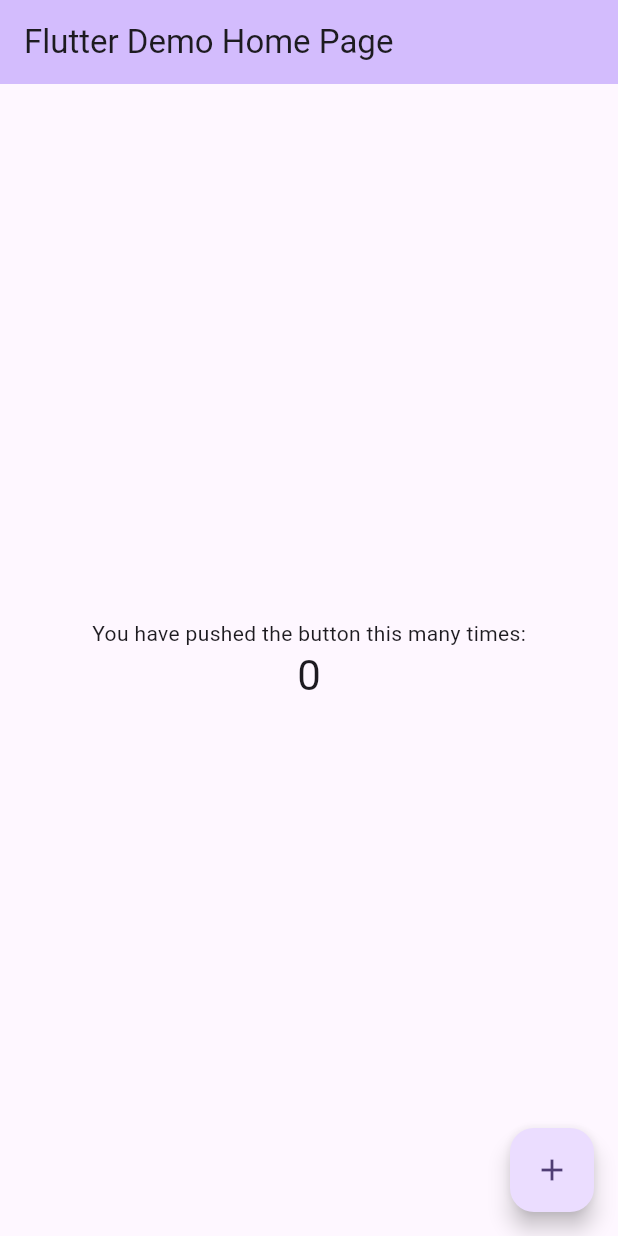
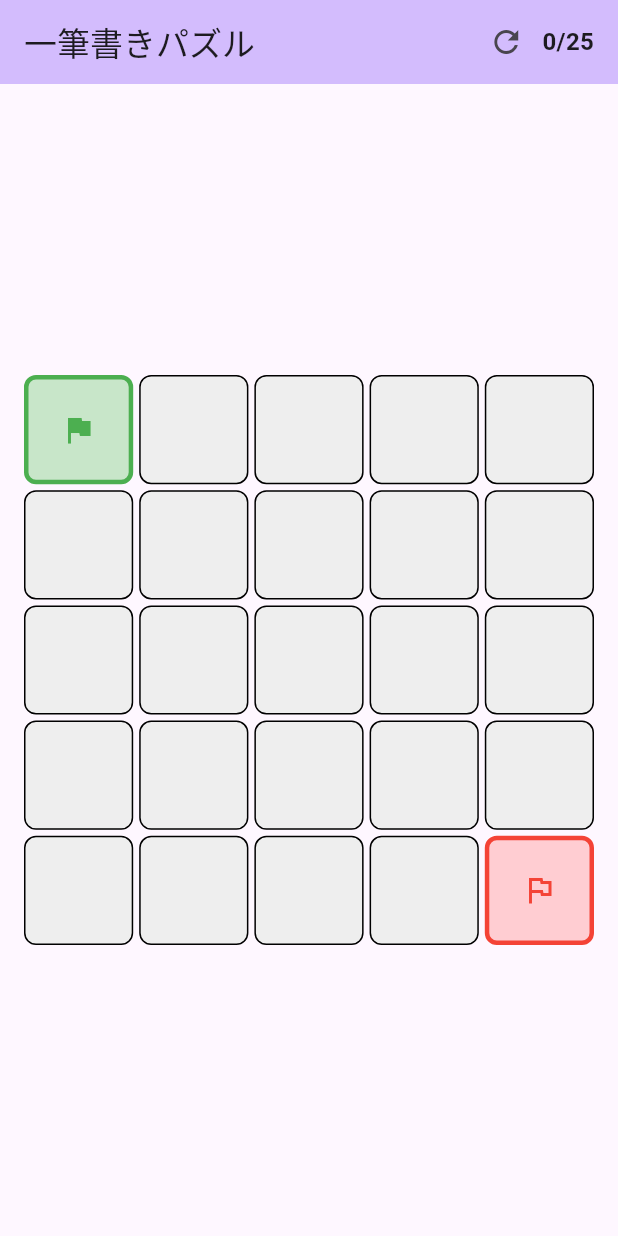
Before and after one commit to joelgoldschmidt0214/flutter_test_countup, a Flutter app: the screen it shows after launch, on a phone screen of 412 x 824 dp. Run offline on Flutter 3.47's test engine with Material 3 defaults, Android fonts, the light colour scheme and no system bars; our stand-ins replace flutter_riverpod.

Commit message:
一筆書きパズルの状態管理を実装し、ゲーム盤面を表示する機能を追加

```diff
--- a/lib/main.dart
+++ b/lib/main.dart
@@ -1,44 +1,23 @@
 import 'package:flutter/material.dart';
 import 'package:flutter_riverpod/flutter_riverpod.dart';
-
-// Define a provider for managing the counter state
-final counterProvider = StateProvider<int>((ref) {
-  return 0;
-});
+import 'puzzle_provider.dart';
 
 void main() {
-  // Wrap the app with ProviderScope to enable Riverpod
   runApp(const ProviderScope(child: MyApp()));
 }
 
 class MyApp extends StatelessWidget {
   const MyApp({super.key});
 
-  // This widget is the root of your application.
   @override
   Widget build(BuildContext context) {
     return MaterialApp(
-      title: 'Flutter Demo with Riverpod',
+      title: '一筆書きパズル',
       theme: ThemeData(
-        // This is the theme of your application.
-        //
-        // TRY THIS: Try running your application with "flutter run". You'll see
-        // the application has a purple toolbar. Then, without quitting the app,
-        // try changing the seedColor in the colorScheme below to Colors.green
-        // and then invoke "hot reload" (save your changes or press the "hot
-        // reload" button in a Flutter-supported IDE, or press "r" if you used
-        // the command line to start the app).
-        //
-        // Notice that the counter didn't reset back to zero; the application
-        // state is not lost during the reload. To reset the state, use hot
-        // restart instead.
-        //
-        // This works for code too, not just values: Most code changes can be
-        // tested with just a hot reload.
         colorScheme: ColorScheme.fromSeed(seedColor: Colors.deepPurple),
         useMaterial3: true,
       ),
-      home: const MyHomePage(title: 'Flutter Demo Home Page'),
+      home: const MyHomePage(title: '一筆書きパズル'),
     );
   }
 }
@@ -50,31 +29,155 @@ class MyHomePage extends ConsumerWidget {
 
   @override
   Widget build(BuildContext context, WidgetRef ref) {
-    // Watch the counterProvider to get the current counter value
-    final counter = ref.watch(counterProvider);
+    final tracedCells = ref.watch(puzzleProvider);
+    final notifier = ref.read(puzzleProvider.notifier);
 
     return Scaffold(
       appBar: AppBar(
         backgroundColor: Theme.of(context).colorScheme.inversePrimary,
         title: Text(title),
+        actions: [
+          IconButton(
+            icon: const Icon(Icons.refresh),
+            tooltip: 'リセット',
+            onPressed: () {
+              notifier.reset();
+            },
+          ),
+          Padding(
+            padding: const EdgeInsets.only(right: 16.0),
+            child: Center(
+              child: Text(
+                '${tracedCells.length}/25',
+                style: const TextStyle(
+                  fontSize: 16,
+                  fontWeight: FontWeight.bold,
+                ),
+              ),
+            ),
+          ),
+        ],
       ),
-      body: Center(
-        child: Column(
-          mainAxisAlignment: MainAxisAlignment.center,
-          children: <Widget>[
-            const Text('You have pushed the button this many times:'),
-            Text('$counter', style: Theme.of(context).textTheme.headlineMedium),
-          ],
+      body: const PuzzleBoard(),
+    );
+  }
+}
+
+// フェーズ2: ゲーム盤面の表示
+class PuzzleBoard extends ConsumerWidget {
+  const PuzzleBoard({super.key});
+
+  @override
+  Widget build(BuildContext context, WidgetRef ref) {
+    final tracedCells = ref.watch(puzzleProvider);
+    final notifier = ref.read(puzzleProvider.notifier);
+
+    return GestureDetector(
+      onPanStart: (details) {
+        final RenderBox box = context.findRenderObject() as RenderBox;
+        final localPosition = box.globalToLocal(details.globalPosition);
+        _handleTouch(localPosition, notifier, context, ref);
+      },
+      onPanUpdate: (details) {
+        final RenderBox box = context.findRenderObject() as RenderBox;
+        final localPosition = box.globalToLocal(details.globalPosition);
+        _handleTouch(localPosition, notifier, context, ref);
+      },
+      onPanEnd: (details) {
+        // ドラッグが終わったらクリア判定
+        notifier.checkClear(context);
+      },
+      child: Center(
+        child: AspectRatio(
+          aspectRatio: 1,
+          child: Container(
+            padding: const EdgeInsets.all(16),
+            child: GridView.builder(
+              physics: const NeverScrollableScrollPhysics(),
+              gridDelegate: const SliverGridDelegateWithFixedCrossAxisCount(
+                crossAxisCount: 5,
+                crossAxisSpacing: 4,
+                mainAxisSpacing: 4,
+              ),
+              itemCount: 25,
+              itemBuilder: (context, index) {
+                final isTraced = tracedCells.contains(index);
+                final isStart = index == 0;
+                final isGoal = index == 24;
+
+                return Container(
+                  decoration: BoxDecoration(
+                    color: isTraced
+                        ? Colors.blue
+                        : (isStart
+                              ? Colors.green.shade100
+                              : (isGoal
+                                    ? Colors.red.shade100
+                                    : Colors.grey.shade200)),
+                    border: Border.all(
+                      color: isStart
+                          ? Colors.green
+                          : (isGoal ? Colors.red : Colors.black),
+                      width: isStart || isGoal ? 3 : 1,
+                    ),
+                    borderRadius: BorderRadius.circular(8),
+                  ),
+                  child: Center(
+                    child: isStart
+                        ? const Icon(Icons.flag, color: Colors.green)
+                        : (isGoal
+                              ? const Icon(
+                                  Icons.flag_outlined,
+                                  color: Colors.red,
+                                )
+                              : null),
+                  ),
+                );
+              },
+            ),
+          ),
         ),
-      ),
-      floatingActionButton: FloatingActionButton(
-        onPressed: () {
-          // Increment the counter by updating the provider's state
-          ref.read(counterProvider.notifier).state++;
-        },
-        tooltip: 'Increment',
-        child: const Icon(Icons.add),
       ),
     );
   }
+
+  void _handleTouch(
+    Offset position,
+    PuzzleNotifier notifier,
+    BuildContext context,
+    WidgetRef ref,
+  ) {
+    final RenderBox box = context.findRenderObject() as RenderBox;
+    final size = box.size;
+
+    // パディングを考慮
+    final contentSize = size.width < size.height ? size.width : size.height;
+    final padding = 16.0;
+    final gridSize = contentSize - (padding * 2);
+    final cellSize = gridSize / 5;
+
+    // グリッドの開始位置を計算
+    final startX = (size.width - contentSize) / 2 + padding;
+    final startY = (size.height - contentSize) / 2 + padding;
+
+    // 相対位置を計算
+    final relativeX = position.dx - startX;
+    final relativeY = position.dy - startY;
+
+    // グリッド外の場合は無視
+    if (relativeX < 0 ||
+        relativeY < 0 ||
+        relativeX > gridSize ||
+        relativeY > gridSize) {
+      return;
+    }
+
+    final col = (relativeX / cellSize).floor();
+    final row = (relativeY / cellSize).floor();
+
+    if (col >= 0 && col < 5 && row >= 0 && row < 5) {
+      final cellIndex = row * 5 + col;
+      notifier.addCell(cellIndex);
+    }
+  }
 }
```
Also changed, not shown: lib/puzzle_provider.dart (added, +137 -0 lines).
